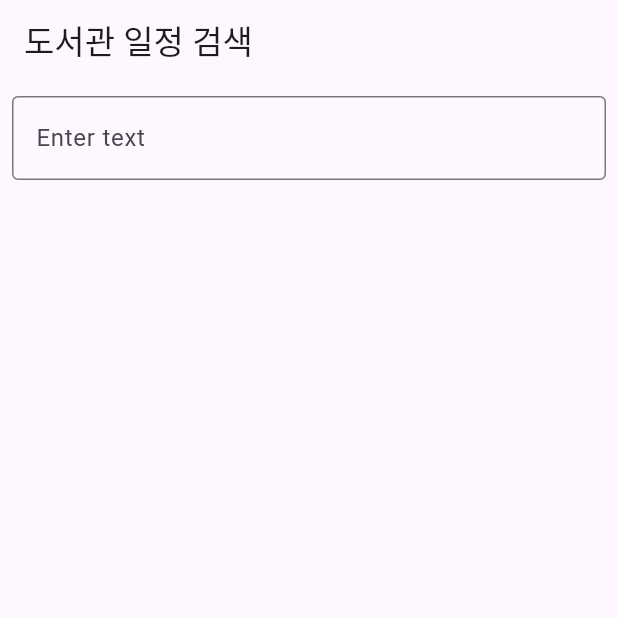
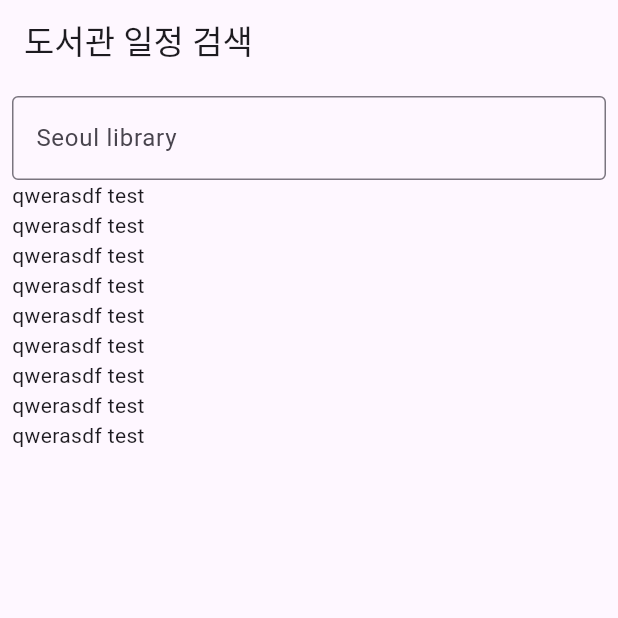
Before and after one commit to sc2bat/public_api_info_app, a Flutter app: the screen it shows after launch, on a phone screen of 412 x 824 dp, the top half of it. Run offline on Flutter 3.47's test engine with Material 3 defaults, Android fonts, the phone set to English and light mode, and no system bars; our stand-ins replace go_router.

```diff
--- /dev/null
+++ b/devtools_options.yaml
@@ -0,0 +1 @@
+extensions:
--- a/lib/main.dart
+++ b/lib/main.dart
@@ -1,4 +1,5 @@
 import 'package:flutter/material.dart';
+import 'package:library_list/routes.dart';
 import 'package:library_list/screen/main_page.dart';
 
 void main() {
@@ -10,14 +11,14 @@ class MyApp extends StatelessWidget {
 
   @override
   Widget build(BuildContext context) {
-    return MaterialApp(
+    return MaterialApp.router(
+      routerConfig: router,
       title: 'Flutter Demo',
       theme: ThemeData(
-
         colorScheme: ColorScheme.fromSeed(seedColor: Colors.deepPurple),
         useMaterial3: true,
       ),
-      home: const MainPage()
+      // home: const MainPage()
     );
   }
 }
--- /dev/null
+++ b/lib/routes.dart
@@ -0,0 +1,9 @@
+import 'package:go_router/go_router.dart';
+import 'package:library_list/screen/main_page.dart';
+
+final router = GoRouter(routes: [
+  GoRoute(
+    path: '/',
+    builder: (context, state) => const MainPage(),
+  ),
+]);
--- a/lib/screen/main_page.dart
+++ b/lib/screen/main_page.dart
@@ -8,22 +8,49 @@ class MainPage extends StatefulWidget {
 }
 
 class _MainPageState extends State<MainPage> {
+  final _textController = TextEditingController();
+
+  @override
+  void dispose() {
+    _textController.dispose();
+    super.dispose();
+  }
+
   @override
   Widget build(BuildContext context) {
     return Scaffold(
       appBar: AppBar(
         title: const Text('도서관 일정 검색'),
       ),
-      body: const Padding(
-        padding: EdgeInsets.all(8.0),
+      body: Padding(
+        padding: const EdgeInsets.all(8.0),
         child: Column(
           children: [
             TextField(
-              decoration: InputDecoration(
-                labelText: 'Enter text',
+              controller: _textController,
+              onChanged: (value) {
+                // print(_textController.text);
+              },
+              decoration: const InputDecoration(
+                labelText: 'Seoul library',
                 border: OutlineInputBorder(),
               ),
-            )
+            ),
+            Expanded(
+              child: ListView(
+                children: const [
+                  Text('qwerasdf test'),
+                  Text('qwerasdf test'),
+                  Text('qwerasdf test'),
+                  Text('qwerasdf test'),
+                  Text('qwerasdf test'),
+                  Text('qwerasdf test'),
+                  Text('qwerasdf test'),
+                  Text('qwerasdf test'),
+                  Text('qwerasdf test'),
+                ],
+              ),
+            ),
           ],
         ),
       ),
```
Also changed, not shown: lib/data/data_source/seoul_library_schedule_info_api.dart (added, +21 -0 lines), lib/data/model/seoul_library_schedule_info.dart (added, +95 -0 lines).
